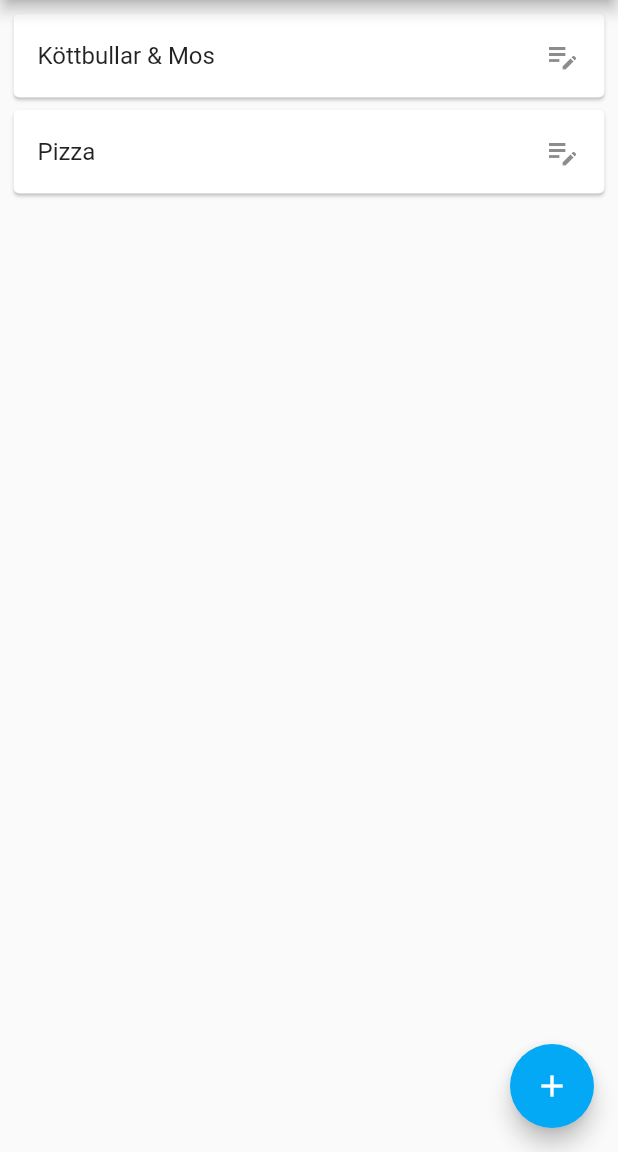
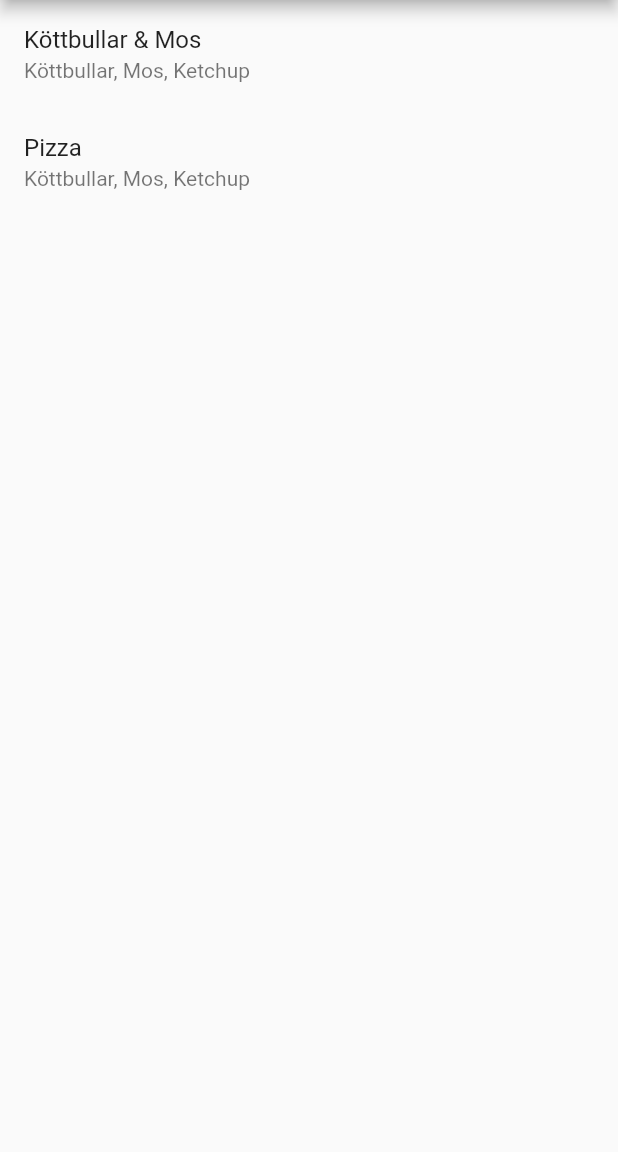
Before and after one commit to ViceSyndicate/my_recipes, a Flutter app: the screen it shows after launch, on a phone screen of 412 x 824 dp, the part 84-1236 px from its top. Run offline on Flutter 3.47's test engine with Material 2 defaults, Android fonts, the phone set to English and light mode, and no system bars.

Commit message:
Changed main layout to list title & ingredients.

```diff
--- a/lib/main.dart
+++ b/lib/main.dart
@@ -16,8 +16,9 @@ class MyApp extends StatelessWidget {
     return MaterialApp(
       title: 'My Recipes Demo',
       theme: ThemeData(
-        primarySwatch: Colors.blue,
-      ),
+          primarySwatch: Colors.blue,
+          scaffoldBackgroundColor: Colors.black,
+          backgroundColor: Colors.black),
       home: const MyHomePage(title: 'My Recipes Home Page'),
     );
   }
@@ -36,11 +37,11 @@ class _MyHomePageState extends State<MyHomePage> {
   @override
   Widget build(BuildContext context) {
     // Get recipes from db
+    List<String> ingredients = ["Köttbullar", "Mos", "Ketchup"];
 
     Recipe myRecipeOne =
-        Recipe("Köttbullar & Mos", "Ingredients", "Instructions", "Notes");
-    Recipe myRecipeTwo =
-        Recipe("Pizza", "Ingredients", "Instructions", "Notes");
+        Recipe("Köttbullar & Mos", ingredients, "Instructions", "Notes");
+    Recipe myRecipeTwo = Recipe("Pizza", ingredients, "Instructions", "Notes");
 
     var recipes = <Recipe>[];
     recipes.add(myRecipeOne);
@@ -53,35 +54,37 @@ class _MyHomePageState extends State<MyHomePage> {
         appBar: AppBar(
           title: const Text('Recipes'),
         ),
-        body: ListView(
-          padding: const EdgeInsets.all(5),
-          children: <Widget>[
-            for (int i = 0; i < recipes.length; i++)
-              Card(
-                  child: ListTile(
-                trailing: const Icon(Icons.edit_note),
-                title: Text(recipes[i].title),
-                onTap: () => {
-                  Navigator.push(
-                      context,
-                      MaterialPageRoute(
-                          builder: (context) => const DisplayRecipePage()))
-                }, // new display page
-              )),
-          ],
+        body: ListView.builder(
+          itemCount: recipes.length,
+          itemBuilder: (context, index) {
+            return RecipeListItem(recipes[index]);
+          },
         ),
-        floatingActionButtonLocation: FloatingActionButtonLocation.endFloat,
-        floatingActionButton: FloatingActionButton(
-            onPressed: () {
-              // create_recipe page
-              Navigator.push(
-                context,
-                MaterialPageRoute(builder: (context) => RecipeFormPage()),
-              );
-            },
-            backgroundColor: Colors.lightBlue,
-            child: const Icon(Icons.add)),
       ),
     );
   }
 }
+
+class RecipeListItem extends StatefulWidget {
+  RecipeListItem(this.recipe);
+  final Recipe recipe;
+
+  @override
+  State<RecipeListItem> createState() => _RecipeListItemState();
+}
+
+class _RecipeListItemState extends State<RecipeListItem> {
+  @override
+  Widget build(BuildContext context) {
+    return ListTile(
+      title: Text(widget.recipe.title),
+      subtitle: Text(widget.recipe.ingredients.join(', ')),
+      onTap: () => {
+        Navigator.push(
+            context,
+            MaterialPageRoute(
+                builder: (context) => DisplayRecipePage(widget.recipe)))
+      }, // new dis
+    );
+  }
+}
--- a/lib/model_recipe.dart
+++ b/lib/model_recipe.dart
@@ -1,7 +1,7 @@
 class Recipe {
   //int id;
   String title;
-  String ingredients;
+  List<String> ingredients;
   String instructions;
   String notes;
 
--- a/lib/vm_display_recipe.dart
+++ b/lib/vm_display_recipe.dart
@@ -3,7 +3,8 @@ import 'package:flutter/cupertino.dart';
 import 'package:my_recipes/model_recipe.dart';
 
 class DisplayRecipePage extends StatelessWidget {
-  const DisplayRecipePage(this.recipe, {super.key});
+  const DisplayRecipePage(this.recipe);
+
   final Recipe recipe;
 
   @override
@@ -12,7 +13,9 @@ class DisplayRecipePage extends StatelessWidget {
       appBar: AppBar(
         title: const Text('Display Recipe Page'),
       ),
-      body: Center(), // Put recipe variables in me
+      body: Center(
+        child: const Text('Hi there'),
+      ),
       floatingActionButtonLocation: FloatingActionButtonLocation.endFloat,
       floatingActionButton: FloatingActionButton(
         tooltip: 'Back',
```
Also changed, not shown: lib/db_logic.dart (+10 -0 lines).
